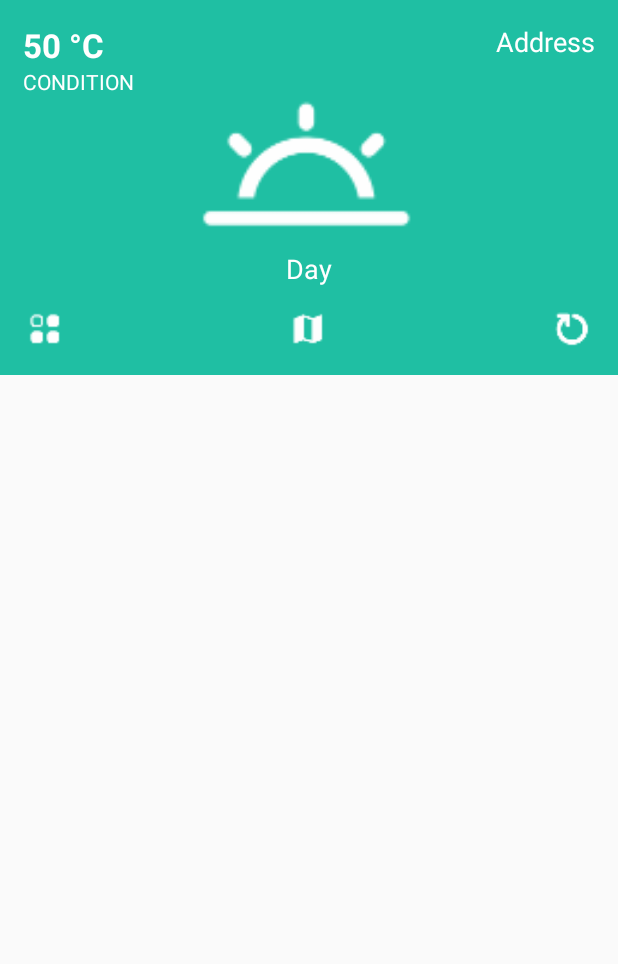
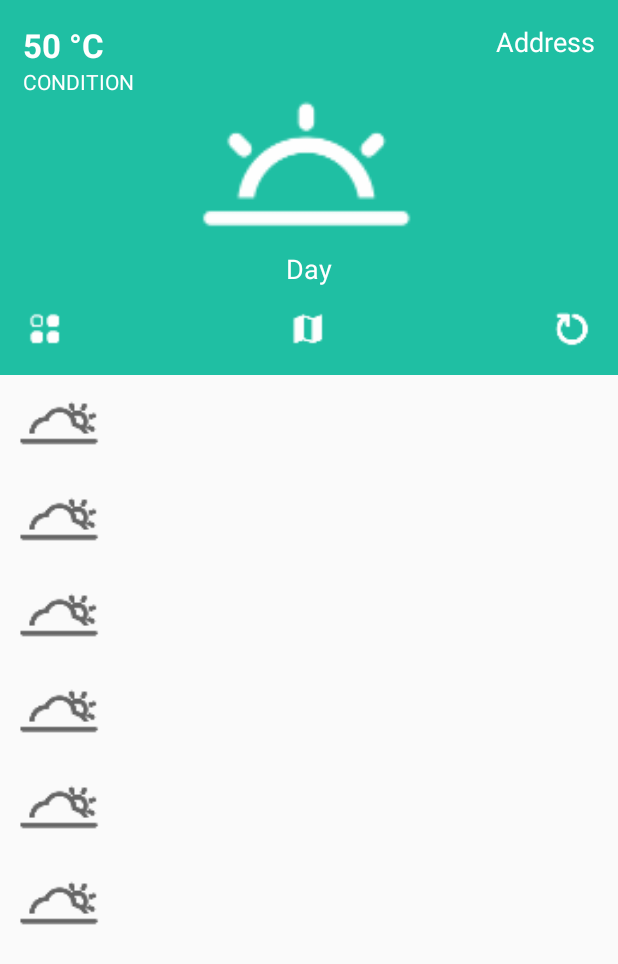
Before and after one commit to imedaouidene/Weathersuggestions, an Android app: the fragment home placed in its activity, on a phone screen of 412 x 824 dp. Shown: the top 964 px of the screen. Run offline under Robolectric (Android 15) with nearby library versions, the light colour scheme and no system bars; 20 statements that could not run were skipped.

Commit message:
First fragment semi working

```diff
--- a/app/src/main/java/com/mob/mse/weathersuggestions/JSON/JSONLoader.java
+++ b/app/src/main/java/com/mob/mse/weathersuggestions/JSON/JSONLoader.java
@@ -5,6 +5,7 @@ import android.util.Log;
 
 import com.google.gson.Gson;
 import com.mob.mse.weathersuggestions.model.ForecastResponse;
+import com.mob.mse.weathersuggestions.model.ItemLocation;
 import com.mob.mse.weathersuggestions.model.WeatherResponse;
 
 import org.json.JSONObject;
@@ -21,9 +22,9 @@ public class JSONLoader {
 
     public interface AsyncResponse {
 
-        void processFinish(WeatherResponse output1);
+        void processFinish(ItemLocation itemLocation);
     }
-    public static class placeIdTask extends AsyncTask<String, Void, WeatherResponse> {
+    public static class placeIdTask extends AsyncTask<String, Void, ItemLocation> {
 
         private String weatherString = null ;
         private  String forecastString = null ;
@@ -33,14 +34,18 @@ public class JSONLoader {
             delegate = asyncResponse;//Assigning call back interfacethrough constructor
         }
         WeatherResponse w ;
+        ForecastResponse f ;
+
         @Override
-        protected WeatherResponse  doInBackground(String... params) {
+        protected ItemLocation  doInBackground(String... params) {
             WeatherResponse weather		= new WeatherResponse();
             ForecastResponse forecast 	= new ForecastResponse();
+            ItemLocation itemLocation  = new ItemLocation() ;
             JSONObject weatherResponse = null;
             JSONObject forcastResponse = null ;
             String weatherurl=  params[0] ;
             String forecasturl =  params[1] ;
+
             try {
                 Gson gson = new Gson();
 
@@ -50,24 +55,30 @@ public class JSONLoader {
                 forecastString = forcastResponse.toString() ;
 
                 w= gson.fromJson(weatherString, WeatherResponse.class);
+                f = gson.fromJson(forecastString , ForecastResponse.class) ;
+                itemLocation.setJsonWeather(w);
+                itemLocation.setJsonForecast(f);
+                itemLocation.setId(w.id+"");
+                itemLocation.setName(w.name);
+                itemLocation.setCode(w.sys.country);
 
             } catch (Exception e) {
                 Log.d("Error", "Cannot process JSON results", e);
             }
 
 
-            return w;
+            return itemLocation;
         }
 
         @Override
-        protected void onPostExecute(WeatherResponse  json) {
+        protected void onPostExecute(ItemLocation  itemLocation) {
             try {
 
-                if(json != null){
-                    Log.w("i'm here",json.toString());
+                if(itemLocation != null){
+                    Log.w("i'm here",itemLocation.toString());
                     //Log.d("list",list.toString()) ;
 
-                    delegate.processFinish(json);
+                    delegate.processFinish(itemLocation);
 
                 }
             } catch (Exception e) {
--- a/app/src/main/java/com/mob/mse/weathersuggestions/fragments/home.java
+++ b/app/src/main/java/com/mob/mse/weathersuggestions/fragments/home.java
@@ -4,6 +4,7 @@ import android.content.Context;
 import android.net.Uri;
 import android.os.Bundle;
 import android.support.v4.app.Fragment;
+import android.util.Log;
 import android.view.LayoutInflater;
 import android.view.View;
 import android.view.ViewGroup;
@@ -17,7 +18,12 @@ import android.widget.TextView;
 import com.mob.mse.weathersuggestions.JSON.JSONLoader;
 import com.mob.mse.weathersuggestions.R;
 import com.mob.mse.weathersuggestions.data.Utils;
+import com.mob.mse.weathersuggestions.model.ForecastResponse;
+import com.mob.mse.weathersuggestions.model.ItemForecast;
+import com.mob.mse.weathersuggestions.model.ItemLocation;
 import com.mob.mse.weathersuggestions.model.WeatherResponse;
+
+import java.util.ArrayList;
 
 
 /**
@@ -76,7 +82,7 @@ public class home extends Fragment {
     private LinearLayout listview;
     private RelativeLayout lyt_bg;
     private ProgressBar progressbar;
-    Utils utils = new Utils(getContext());
+    Utils utils = null ;
     double temp = 0 ;
     boolean b = true ;
 
@@ -84,6 +90,7 @@ public class home extends Fragment {
     public View onCreateView(LayoutInflater inflater, ViewGroup container,
                              Bundle savedInstanceState) {
         // Inflate the layout for this fragment
+        utils = new Utils(getContext());
         View root  = inflater.inflate(R.layout.fragment_home, container, false);
         tv_temp		= (TextView) root.findViewById(R.id.tv_temp);
         tv_desc		= (TextView) root.findViewById(R.id.tv_desc);
@@ -100,18 +107,32 @@ public class home extends Fragment {
         String loc = "46.1877542|6.1487415";
         String urlstring = Utils.getURLweather(loc);
         String forecast = Utils.getURLforecast(loc);
+        Log.e("forcase",forecast);
 
         JSONLoader.placeIdTask asyntask = new JSONLoader.placeIdTask(new JSONLoader.AsyncResponse() {
             @Override
-            public void processFinish(final WeatherResponse output1) {
-               // Log.d("final" ,output1.toString()) ;
-                tv_temp.setText(Double.toString(output1.main.temp)+" °C");
-                temp = output1.main.temp ;
-                tv_desc.setText(output1.weather.get(0).main.toUpperCase());
-                tv_day.setText(utils.getDay(output1.dt));
-                utils.setDrawableIcon(output1.weather.get(0).icon, img_icon);
-                utils.setLytColor(output1.weather.get(0).icon, lyt_bg);
-                tv_city.setText(output1.name.toString());
+            public void processFinish(final ItemLocation itemLocation) {
+
+                WeatherResponse weatherResponse = itemLocation.getJsonWeather() ;
+                ForecastResponse forecastResponse = itemLocation.getJsonForecast() ;
+
+
+
+
+               // Log.d("final" ,weatherResponse.toString()) ;
+                tv_temp.setText(Double.toString(weatherResponse.main.temp)+" °C");
+                temp = weatherResponse.main.temp ;
+                tv_desc.setText(weatherResponse.weather.get(0).main.toUpperCase());
+                tv_day.setText(utils.getDay(weatherResponse.dt));
+                utils.setDrawableIcon(weatherResponse.weather.get(0).icon, img_icon);
+                int c = utils.setLytColor(weatherResponse.weather.get(0).icon, lyt_bg);
+
+
+// add FLAG_DRAWS_SYSTEM_BAR_BACKGROUNDS flag to the window
+
+// finally change the color
+
+                tv_city.setText(weatherResponse.name.toString());
 
 
                 tv_temp.setOnClickListener(new View.OnClickListener() {
@@ -134,8 +155,16 @@ public class home extends Fragment {
                 });
 
 
-
-
+                ArrayList<ItemForecast> forecasts = new ArrayList<ItemForecast>();
+                for (int i = 1; i < 7; i++) {
+                    ItemForecast fcs = new ItemForecast();
+                    fcs.setTemp((forecastResponse.list.get(i).temp.day.toString()));
+                    fcs.setDay(utils.getDay(forecastResponse.list.get(i).dt));
+                    fcs.setDesc(forecastResponse.list.get(i).weather.get(0).main);
+                    fcs.setIcon(forecastResponse.list.get(i).weather.get(0).icon);
+                    forecasts.add(fcs);
+                }
+                setViewList(forecasts);
 
 
 
@@ -149,6 +178,22 @@ public class home extends Fragment {
         return root ;
     }
 
+
+    public void setViewList(ArrayList<ItemForecast> forecasts){
+        LayoutInflater inflater = LayoutInflater.from(getContext());
+        listview.removeAllViews();
+        for (ItemForecast obje : forecasts) {
+            View view;
+            view = inflater.inflate(R.layout.list_item_forecast, listview, false);
+
+            ((TextView) view.findViewById(R.id.tv_f_temp)).setText(obje.getTemp());
+            ((TextView) view.findViewById(R.id.tv_f_day)).setText(obje.getDay());
+            ((TextView) view.findViewById(R.id.tv_f_desc)).setText(obje.getDesc());
+            ImageView img =(ImageView) view.findViewById(R.id.img_f_icon);
+            utils.setDrawableSmallIcon(obje.getIcon(), img);
+
+            listview.addView(view);
+        }}
 
     // TODO: Rename method, update argument and hook method into UI event
     public void onButtonPressed(Uri uri) {
--- a/app/src/main/java/com/mob/mse/weathersuggestions/model/ItemLocation.java
+++ b/app/src/main/java/com/mob/mse/weathersuggestions/model/ItemLocation.java
@@ -2,13 +2,13 @@ package com.mob.mse.weathersuggestions.model;
 
 public class ItemLocation {
 	private String id, name, code; //city attribute
-	private String jsonWeather;
-	private String jsonForecast;
+	private WeatherResponse jsonWeather;
+	private ForecastResponse jsonForecast;
 	public ItemLocation() {
 		super();
 	}
 	public ItemLocation(String id, String name, String code,
-                        String jsonWeather, String jsonForecast) {
+                        WeatherResponse jsonWeather, ForecastResponse jsonForecast) {
 		super();
 		this.id = id;
 		this.name = name;
@@ -34,16 +34,14 @@ public class ItemLocation {
 	public void setCode(String code) {
 		this.code = code;
 	}
-	public String getJsonWeather() {
+	public WeatherResponse getJsonWeather() {
 		return jsonWeather;
 	}
-	public void setJsonWeather(String jsonWeather) {
+	public void setJsonWeather(WeatherResponse jsonWeather) {
 		this.jsonWeather = jsonWeather;
 	}
-	public String getJsonForecast() {
-		return jsonForecast;
-	}
-	public void setJsonForecast(String jsonForecast) {
+	public ForecastResponse getJsonForecast() {return jsonForecast;}
+	public void setJsonForecast(ForecastResponse jsonForecast) {
 		this.jsonForecast = jsonForecast;
 	}
 
--- a/app/src/main/res/layout/fragment_home.xml
+++ b/app/src/main/res/layout/fragment_home.xml
@@ -53,6 +53,7 @@
                 android:textColor="@color/White"
                 android:background="@drawable/layout_click"
                 android:textStyle="bold"
+                android:contextClickable="true"
                 android:text="50 °C" />
 
             <TextView
```
Also changed, not shown: app/src/main/java/com/mob/mse/weathersuggestions/data/Utils.java (+46 -1 lines).
